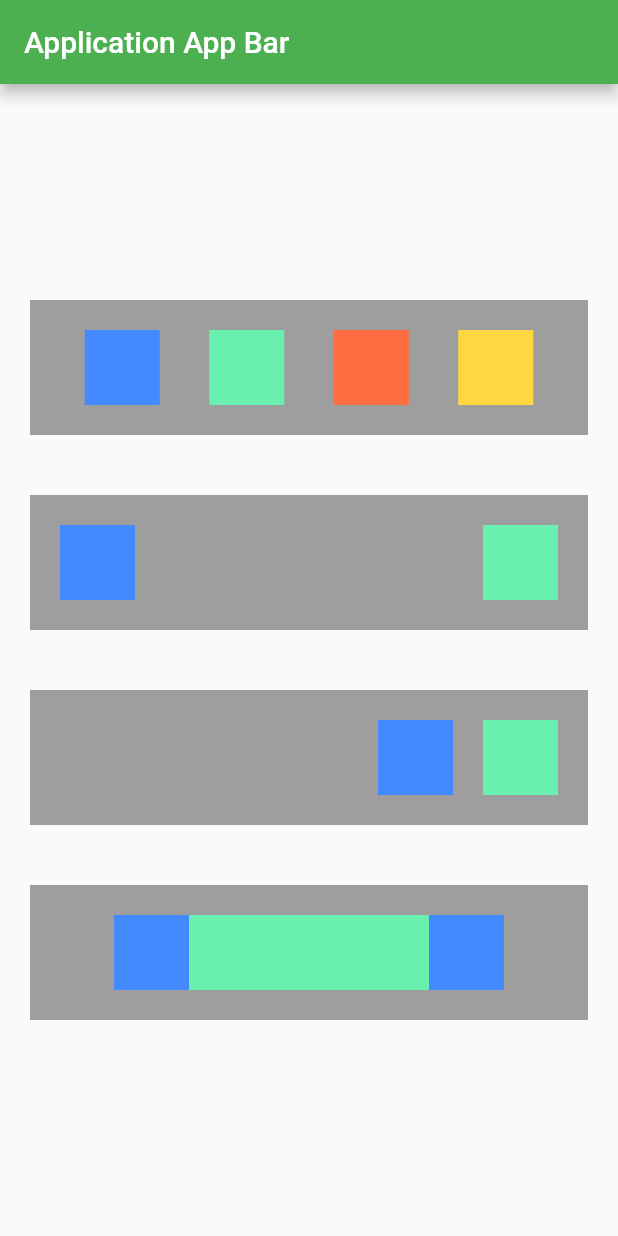
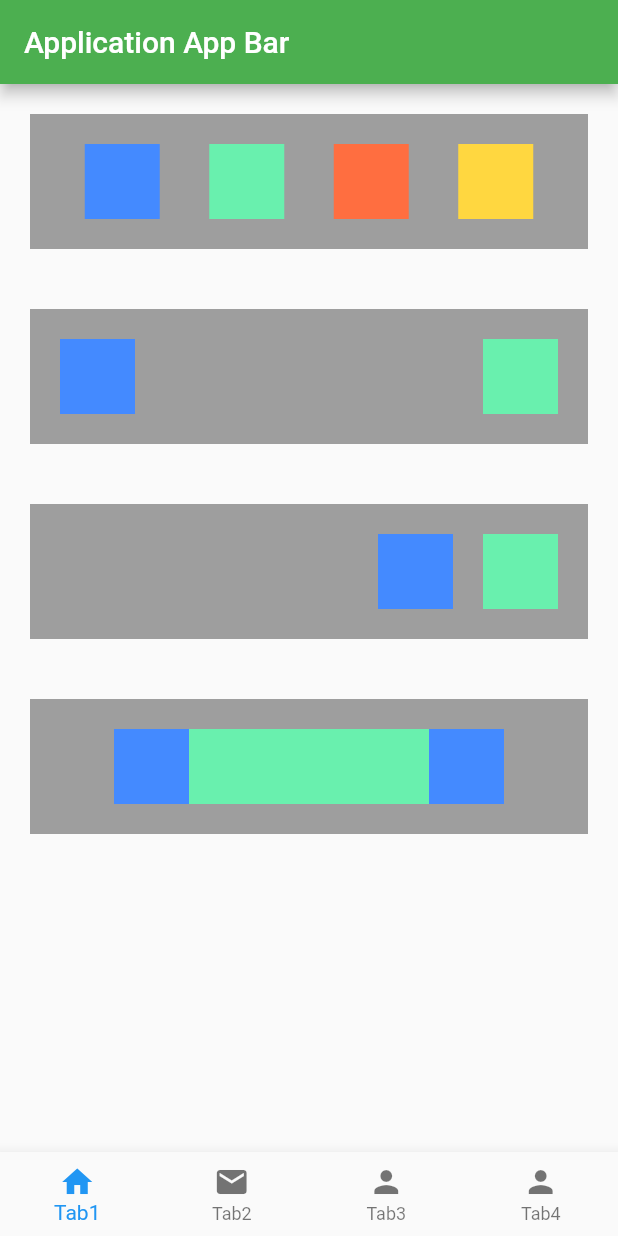
Before and after one commit to anasrasheed03/flutter_training, a Flutter app: the screen it shows after launch, on a phone screen of 412 x 824 dp. Run offline on Flutter 3.47's test engine with Material 2 defaults, Android fonts, the phone set to English and light mode, and no system bars.

Commit message:
added assingment2

```diff
--- a/lib/main.dart
+++ b/lib/main.dart
@@ -1,32 +1,74 @@
+import 'tabs/assignment2.dart';
+import 'tabs/assignment3.dart';
+import 'tabs/assignment4.dart';
+
+import 'tabs/assignment1.dart';
 import 'package:flutter/cupertino.dart';
 import 'package:flutter/material.dart';
 
-import './row1.dart';
-import './row2.dart';
-import './row3.dart';
-import './row4.dart';
-
 void main() {
-  runApp(AssignmentOne());
+  runApp(Assignments());
 }
 
-class AssignmentOne extends StatelessWidget {
+class Assignments extends StatelessWidget {
   @override
   Widget build(BuildContext context) {
-    return MaterialApp(
-      home: Scaffold(
+    return MaterialApp(home: Home());
+  }
+}
+
+class Home extends StatefulWidget {
+  @override
+  _HomeState createState() => _HomeState();
+}
+
+class _HomeState extends State<Home> {
+  int _currentIndex = 0;
+  final List<Widget> _children = [
+    AssignmentOne(),
+    AssignmentTwo(),
+    AssignmentThree(),
+    AssignmentFour()
+  ];
+  @override
+  Widget build(BuildContext context) {
+    void onTabTapped(int index) {
+      setState(() {
+        _currentIndex = index;
+      });
+    }
+
+    return DefaultTabController(
+      length: 3,
+      child: Scaffold(
           appBar: AppBar(
             title: Text('Application App Bar'),
             backgroundColor: Colors.green,
           ),
-        body: Container(
-          child: Column(
-            crossAxisAlignment: CrossAxisAlignment.start,
-            mainAxisAlignment: MainAxisAlignment.center,
-            children: [RowOne(), RowTwo(), RowThree(), RowFour()],
+          bottomNavigationBar: BottomNavigationBar(
+            onTap: onTabTapped,
+            currentIndex: 0,
+            type: BottomNavigationBarType.fixed,
+            items: [
+              BottomNavigationBarItem(
+                icon: new Icon(Icons.home),
+                label: 'Tab1',
               ),
+              BottomNavigationBarItem(
+                icon: new Icon(Icons.mail),
+                label: 'Tab2',
               ),
+              BottomNavigationBarItem(
+                icon: Icon(Icons.person),
+                label: 'Tab3',
               ),
+              BottomNavigationBarItem(
+                icon: Icon(Icons.person),
+                label: 'Tab4',
+              )
+            ],
+          ),
+          body: _children[_currentIndex]),
     );
   }
 }
--- /dev/null
+++ b/lib/tabs/assignment1.dart
@@ -0,0 +1,19 @@
+import 'package:flutter/material.dart';
+
+import '../widgets/row1.dart';
+import '../widgets/row2.dart';
+import '../widgets/row3.dart';
+import '../widgets/row4.dart';
+
+class AssignmentOne extends StatelessWidget {
+  @override
+  Widget build(BuildContext context) {
+    return SingleChildScrollView(
+      child: Column(
+        crossAxisAlignment: CrossAxisAlignment.start,
+        mainAxisAlignment: MainAxisAlignment.center,
+        children: [RowOne(), RowTwo(), RowThree(), RowFour()],
+      ),
+    );
+  }
+}
```
Also changed, not shown: lib/provider/form.dart (added, +15 -0 lines), lib/tabs/assignment2.dart (added, +206 -0 lines), lib/tabs/assignment3.dart (added, +8 -0 lines), lib/tabs/assignment4.dart (added, +8 -0 lines), lib/widgets/row1.dart (renamed from lib/row1.dart), lib/widgets/row2.dart (renamed from lib/row2.dart), lib/widgets/row3.dart (renamed from lib/row3.dart), lib/widgets/row4.dart (renamed from lib/row4.dart). Lines whose indentation alone changed are shown as unchanged.
